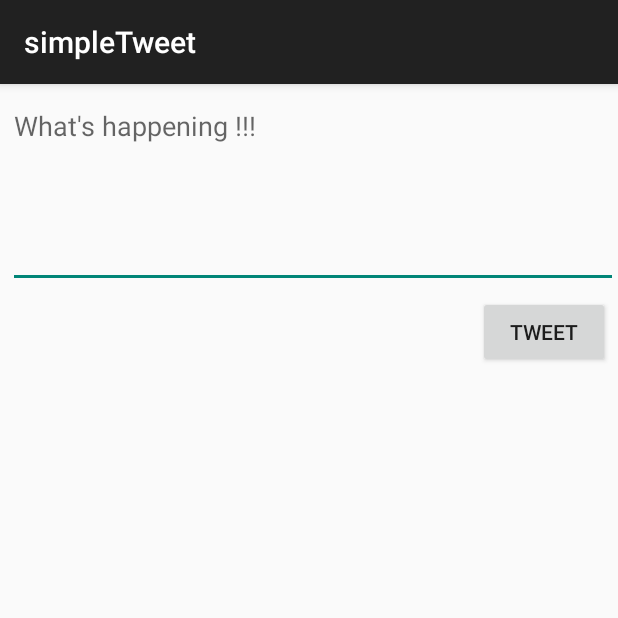
After one commit to tamiab20/simpleTweett, an Android app: the ComposeActivity screen opened directly, with no data from a screen before it, on a phone screen of 412 x 824 dp, the top half of it. The commit adds this screen. Run offline under Robolectric (Android 15) with nearby library versions, the phone set to English and light mode, and no system bars; our stand-ins replace Room's generated code; libraries missing offline, so code that uses them is left out: com.codepath.asynchttpclient, com.facebook.stetho, org.parceler; 1 statement that could not run was skipped.

Commit message:
update part 2

```diff
--- a/app/build.gradle
+++ b/app/build.gradle
@@ -55,4 +55,7 @@ dependencies {
     implementation 'com.facebook.stetho:stetho:1.5.1'
     implementation 'androidx.swiperefreshlayout:swiperefreshlayout:1.0.0'
 
+    implementation 'org.parceler:parceler-api:1.1.12'
+    annotationProcessor 'org.parceler:parceler:1.1.12'
+
 }
--- a/app/src/main/AndroidManifest.xml
+++ b/app/src/main/AndroidManifest.xml
@@ -13,7 +13,8 @@
         android:icon="@drawable/ic_launcher"
         android:label="@string/app_name"
         android:theme="@style/AppTheme">
-        <activity android:name=".TimelineActivity"></activity>
+        <activity android:name=".ComposeActivity"></activity>
+        <activity android:name=".TimelineActivity" />
         <activity
             android:name=".LoginActivity"
             android:label="@string/app_name"
--- /dev/null
+++ b/app/src/main/java/com/codepath/apps/restclienttemplate/ComposeActivity.java
@@ -0,0 +1,83 @@
+package com.codepath.apps.restclienttemplate;
+
+import androidx.appcompat.app.AppCompatActivity;
+
+import android.content.Intent;
+import android.os.Bundle;
+import android.util.Log;
+import android.view.View;
+import android.widget.Button;
+import android.widget.EditText;
+import android.widget.Toast;
+
+import com.codepath.apps.restclienttemplate.models.Tweet;
+import com.codepath.asynchttpclient.callback.JsonHttpResponseHandler;
+
+import org.json.JSONException;
+import org.parceler.Parcels;
+
+import okhttp3.Headers;
+
+public class ComposeActivity extends AppCompatActivity {
+
+    public static final String TAG = "ComposeActivity";
+
+    public static final int MAX_TWEET_LENGTH = 140;
+
+    EditText etCompose;
+    Button btnTweet;
+    TwitterClient client;
+
+    @Override
+    protected void onCreate(Bundle savedInstanceState) {
+        super.onCreate(savedInstanceState);
+        setContentView(R.layout.activity_compose);
+        client = TwitterApp.getRestClient(this);
+
+        etCompose = findViewById(R.id.etCompose);
+        btnTweet = findViewById(R.id.btnTweet);
+
+
+        // set a click listener in button
+        btnTweet.setOnClickListener(new View.OnClickListener() {
+            @Override
+            public void onClick(View view) {
+                final String tweetContent = etCompose.getText().toString();
+                if (tweetContent.isEmpty()){
+                    Toast.makeText(ComposeActivity.this, "Sorry your tweet cannot be empty", Toast.LENGTH_LONG).show();
+                    return;
+                }
+                if (tweetContent.length() > MAX_TWEET_LENGTH){
+                    Toast.makeText(ComposeActivity.this, "sorry your tweet is to long", Toast.LENGTH_LONG).show();
+                    return;
+                }
+                Toast.makeText(ComposeActivity.this, tweetContent, Toast.LENGTH_LONG).show();
+                // make an API call to twitter to publish the tweet
+                client.publishTweet(tweetContent, new JsonHttpResponseHandler() {
+                    @Override
+                    public void onSuccess(int statusCode, Headers headers, JSON json) {
+                        Log.i(TAG, "onSuccess to publish tweet");
+                        try {
+                            Tweet tweet = Tweet.fromJson(json.jsonObject);
+                            Log.i(TAG,"Published tweet says : " + tweet);
+                            Intent intent = new Intent();
+                            intent.putExtra("tweet", Parcels.wrap(tweet));
+                            setResult(RESULT_OK, intent);
+                            finish();
+
+                        } catch (JSONException e) {
+                            e.printStackTrace();
+                        }
+                    }
+
+                    @Override
+                    public void onFailure(int statusCode, Headers headers, String response, Throwable throwable) {
+                        Log.e(TAG, "onFailure to publish tweet", throwable);
+
+                    }
+                });
+            }
+        });
+
+    }
+}
--- a/app/src/main/java/com/codepath/apps/restclienttemplate/models/Tweet.java
+++ b/app/src/main/java/com/codepath/apps/restclienttemplate/models/Tweet.java
@@ -3,16 +3,21 @@ package com.codepath.apps.restclienttemplate.models;
 import org.json.JSONArray;
 import org.json.JSONException;
 import org.json.JSONObject;
+import org.parceler.Parcel;
 
 import java.util.ArrayList;
 import java.util.List;
 
+@Parcel
 public class Tweet {
 
     public String body;
     public String createdAt;
     public  long id;
     public User user;
+
+
+    public Tweet () {}
 
     public static Tweet fromJson(JSONObject jsonObject) throws JSONException {
         Tweet tweet = new Tweet();
--- a/app/src/main/java/com/codepath/apps/restclienttemplate/models/User.java
+++ b/app/src/main/java/com/codepath/apps/restclienttemplate/models/User.java
@@ -2,12 +2,17 @@ package com.codepath.apps.restclienttemplate.models;
 
 import org.json.JSONException;
 import org.json.JSONObject;
+import org.parceler.Parcel;
 
+@Parcel
 public class User {
 
     public String name;
     public String screenName;
     public String profileImageUrl;
+
+    public  User() {}
+
 
     public static User fromJson(JSONObject jsonObject) throws JSONException {
         User user = new User();
--- /dev/null
+++ b/app/src/main/res/layout/activity_compose.xml
@@ -0,0 +1,33 @@
+<?xml version="1.0" encoding="utf-8"?>
+<RelativeLayout
+    xmlns:android="http://schemas.android.com/apk/res/android"
+    xmlns:app="http://schemas.android.com/apk/res-auto"
+    xmlns:tools="http://schemas.android.com/tools"
+    android:layout_width="match_parent"
+    android:layout_height="match_parent"
+    tools:context=".ComposeActivity">
+
+    <EditText
+        android:id="@+id/etCompose"
+        android:layout_width="match_parent"
+        android:layout_height="wrap_content"
+        android:layout_alignParentStart="true"
+        android:layout_alignParentTop="true"
+        android:layout_marginStart="5dp"
+        android:layout_marginTop="5dp"
+        android:ems="10"
+        android:gravity="start|top"
+        android:hint="What's happening !!!"
+        android:inputType="textMultiLine"
+        android:minLines="5" />
+
+    <Button
+        android:id="@+id/btnTweet"
+        android:layout_width="wrap_content"
+        android:layout_height="wrap_content"
+        android:layout_below="@+id/etCompose"
+        android:layout_alignParentEnd="true"
+        android:layout_marginTop="5dp"
+        android:layout_marginEnd="5dp"
+        android:text="@string/tweet" />
+</RelativeLayout>
--- a/app/src/main/res/values/strings.xml
+++ b/app/src/main/res/values/strings.xml
@@ -5,5 +5,6 @@
     <string name="login_label">Log in</string>
     <string name="intent_scheme">oauth</string>
     <string name="intent_host">cprest</string>
+    <string name="tweet">Tweet</string>
 
 </resources>
```
Also changed, not shown: app/src/main/java/com/codepath/apps/restclienttemplate/TimelineActivity.java (+41 -0 lines), app/src/main/java/com/codepath/apps/restclienttemplate/TwitterClient.java (+8 -0 lines), app/src/main/res/menu/menu_main.xml (added, +10 -0 lines), 2 other files.
